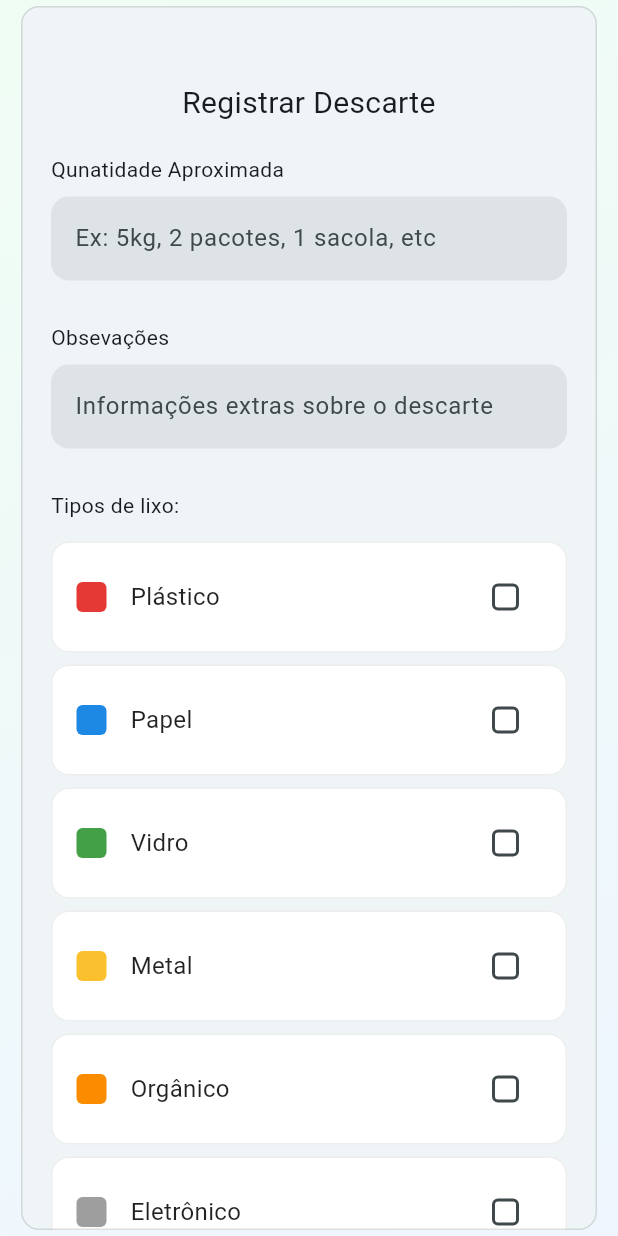
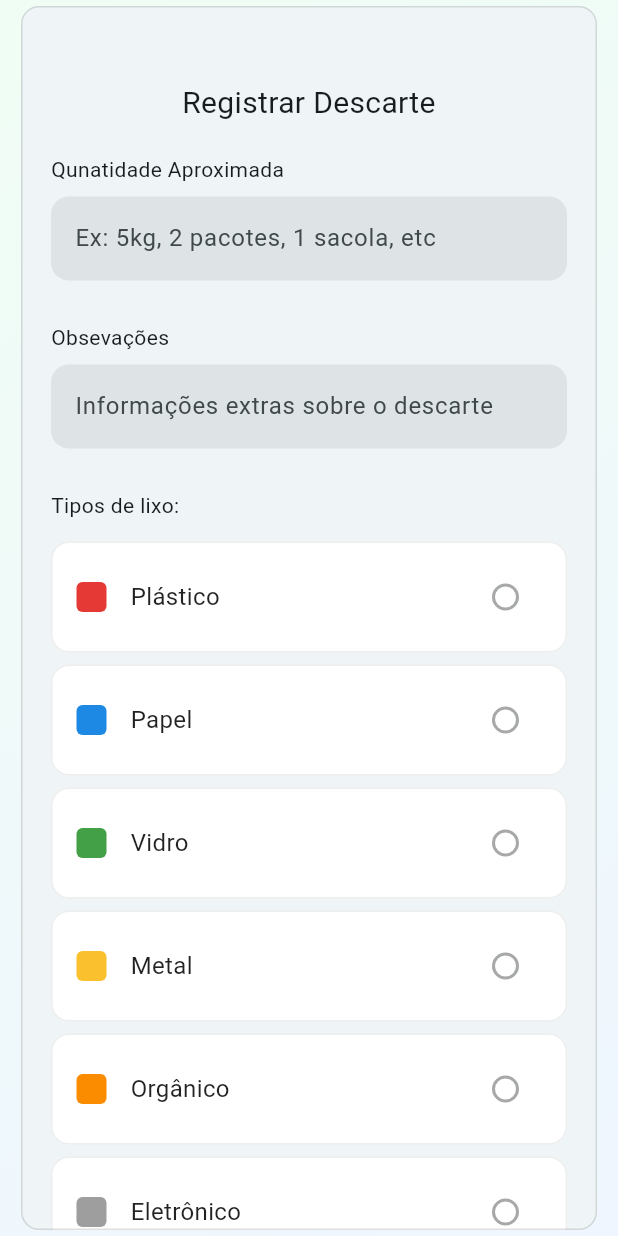
Before and after one commit to FabioMiguelNascimento/echoTrack, a Flutter app: the AddDiscartFormPage screen opened directly, on a phone screen of 412 x 824 dp. Run offline on Flutter 3.47's test engine with Material 3 defaults, Android fonts, the phone set to English and light mode, and no system bars; our stand-ins replace cloud_firestore, firebase_auth, firebase_core, google_maps_flutter, qr_flutter, shared_preferences; accounts and stored records are empty; generated files the repository leaves out were written again.

Commit message:
feat: Replace custom Checkbox with Radio button in CustomCheckboxTile widget

```diff
--- a/lib/components/custom_checkbox_tile.dart
+++ b/lib/components/custom_checkbox_tile.dart
@@ -55,14 +55,11 @@ class CustomCheckboxTile extends StatelessWidget {
                 ),
               ),
 
-              // 3. A Checkbox customizada
-              Checkbox(
-                value: value,
-                onChanged: onChanged,
-                // Arredonda os cantos da checkbox
-                shape: RoundedRectangleBorder(
-                  borderRadius: BorderRadius.circular(4),
-                ),
+              // 3. A Radio customizada
+              Radio<bool>(
+                value: true,
+                groupValue: value ? true : null,
+                onChanged: null,
                 // Define a cor de fundo quando está marcada
                 activeColor: Colors.blue, // Ou a cor que preferir
               ),
```
